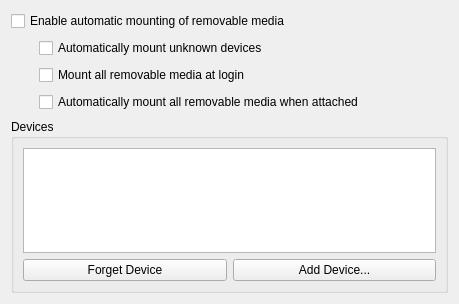
This is solid-device-automounter/kcm/DeviceAutomounterKCM.ui in KDE/kde-runtime as Qt 5 draws it before an edit. The edited form follows.
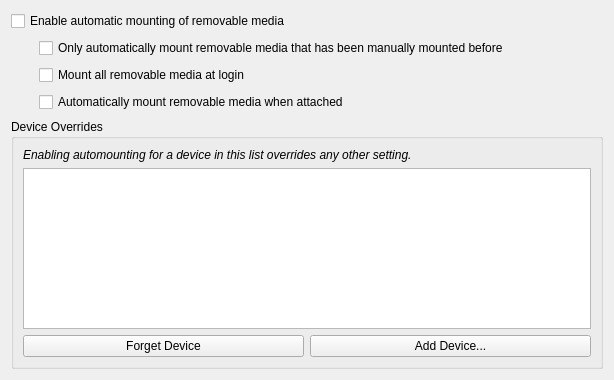
This is the edited form.

Commit message: Reword some of the settings to be less ambiguous

Diff of the .ui file:
```diff
--- a/solid-device-automounter/kcm/DeviceAutomounterKCM.ui
+++ b/solid-device-automounter/kcm/DeviceAutomounterKCM.ui
@@ -6,8 +6,8 @@
    <rect>
     <x>0</x>
     <y>0</y>
-    <width>459</width>
-    <height>304</height>
+    <width>614</width>
+    <height>380</height>
    </rect>
   </property>
   <layout class="QGridLayout" name="gridLayout_2">
@@ -39,7 +39,7 @@
      <item>
       <widget class="QCheckBox" name="automountUnknownDevices">
        <property name="text">
-        <string>Automatically mount unknown devices</string>
+        <string>Only automatically mount removable media that has been manually mounted before</string>
        </property>
       </widget>
      </item>
@@ -53,7 +53,7 @@
      <item>
       <widget class="QCheckBox" name="automountOnPlugin">
        <property name="text">
-        <string>Automatically mount all removable media when attached</string>
+        <string>Automatically mount removable media when attached</string>
        </property>
       </widget>
      </item>
@@ -75,10 +75,25 @@
    <item row="2" column="0" colspan="3">
     <widget class="QGroupBox" name="groupBox">
      <property name="title">
-      <string>Devices</string>
+      <string>Device Overrides</string>
      </property>
-     <layout class="QGridLayout" name="gridLayout">
-      <item row="0" column="0" colspan="2">
+     <layout class="QVBoxLayout" name="verticalLayout_2">
+      <item>
+       <widget class="QLabel" name="label">
+        <property name="font">
+         <font>
+          <italic>true</italic>
+         </font>
+        </property>
+        <property name="text">
+         <string>Enabling automounting for a device in this list overrides any other setting.</string>
+        </property>
+        <property name="wordWrap">
+         <bool>true</bool>
+        </property>
+       </widget>
+      </item>
+      <item>
        <widget class="QTreeView" name="deviceView">
         <property name="editTriggers">
          <set>QAbstractItemView::NoEditTriggers</set>
@@ -106,19 +121,23 @@
         </attribute>
        </widget>
       </item>
-      <item row="1" column="0">
+      <item>
+       <layout class="QHBoxLayout" name="horizontalLayout">
+        <item>
        <widget class="QPushButton" name="forgetDevice">
         <property name="text">
          <string>Forget Device</string>
         </property>
        </widget>
       </item>
-      <item row="1" column="1">
+        <item>
        <widget class="QPushButton" name="addDevice">
         <property name="text">
          <string>Add Device...</string>
         </property>
        </widget>
+        </item>
+       </layout>
       </item>
      </layout>
     </widget>
```
Lines whose indentation alone changed are shown as unchanged. The commit also changes 1 other file.
